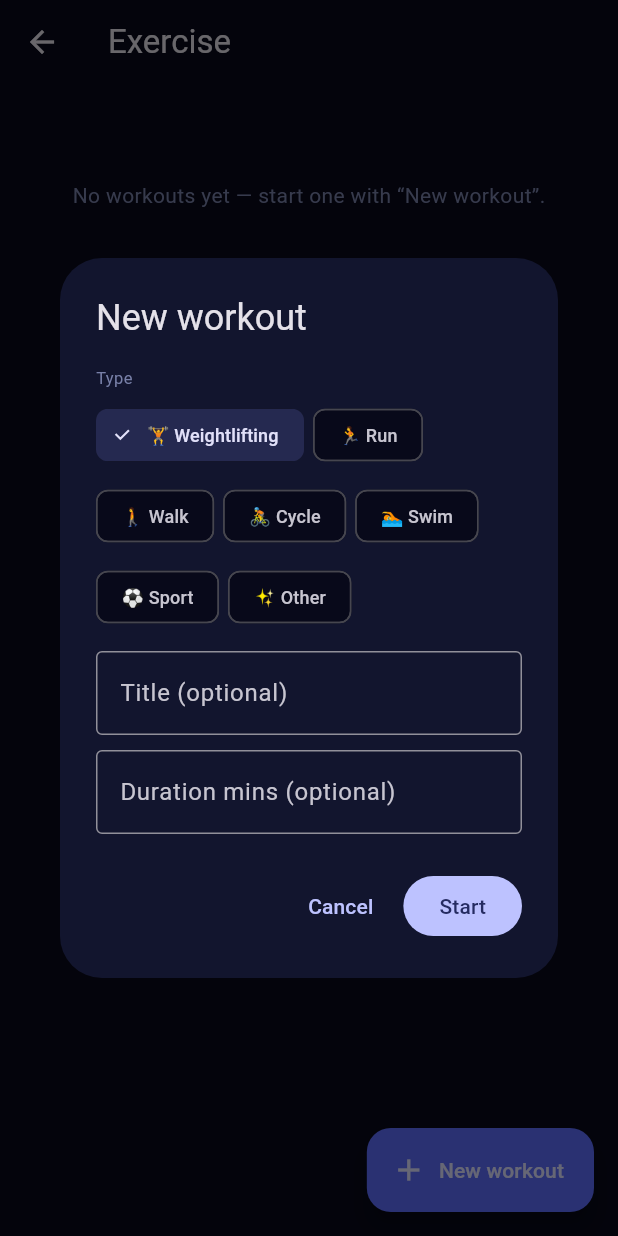
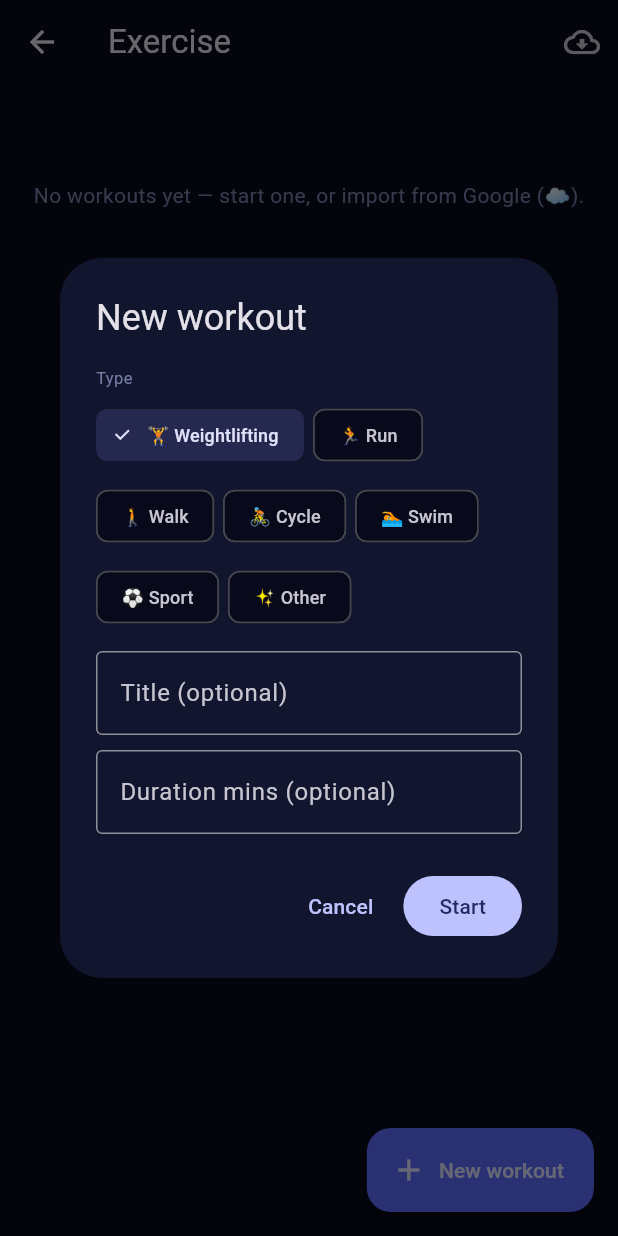
Before and after one commit to erolcem/physical, a Flutter app: the ExerciseScreen screen opened directly, after a tap on "New workout", on a phone screen of 412 x 824 dp. Run offline on Flutter 3.47's test engine with Material 3 defaults, Android fonts, the phone set to English and light mode, and no system bars; our stand-ins replace fl_chart, flutter_local_notifications, flutter_riverpod, flutter_timezone, shared_preferences, timezone; accounts and stored records are empty.

Commit message:
feat(exercise): import Google exercise sessions (the `exercise` dataType works!)
Live debug confirmed /users/me/dataTypes/exercise/dataPoints returns rich sessions
(exerciseType, displayName, interval, activeDuration, calories/distance/steps/avg-HR/
heart-rate-zone-durations). So Google workout import is recoverable after all.

- Backend: mapping.parse_exercise_sessions() parses exercise dataPoints → session dicts
  (mapped type, local start, duration, calories, distance-km, steps, avg-HR, zone-mins);
  GET /integrations/google/exercises returns them. Tested against the real payload.
- Model: WorkoutSession gains source/googleId/summary + WorkoutSession.fromGoogle();
  json round-trips; legacy still parses.
- App: api.googleExercises(); WorkoutNotifier.importGoogle() dedups by googleId (keeps
  any sets you've logged into an imported session). ExerciseScreen auto-imports on open
  (+ a manual ☁ refresh), shows the cardio summary (kcal/km/avg-hr/zone-min) and a
  Google tag; you can still log sets into imported sessions.
- Probes for steps/heart-rate/azm confirmed those return data too (deferred — minor).

129 Flutter + 54 backend tests pass.

Co-Authored-By: Claude Opus 4.8 <noreply@anthropic.com>

```diff
--- a/lib/data/workout.dart
+++ b/lib/data/workout.dart
@@ -90,11 +90,15 @@ class WorkoutSession {
   final String start; // ISO datetime
   final int? durationMins;
   final List<WorkoutSet> sets;
-  final double? cardioLoad; // optional (Google session data when available)
-  final int? zoneMinutes;
+  final double? cardioLoad; // calories-derived load (Google sessions)
+  final int? zoneMinutes; // active zone minutes (Google sessions)
+  final String source; // 'manual' | 'google'
+  final String? googleId; // dedup key for imported Google sessions
+  final Map<String, double> summary; // Google cardio summary: calories/distanceKm/steps/avgHr
   const WorkoutSession({
     required this.id, required this.type, this.title, required this.start,
     this.durationMins, this.sets = const [], this.cardioLoad, this.zoneMinutes,
+    this.source = 'manual', this.googleId, this.summary = const {},
   });
 
   String get dateKey => start.length >= 10 ? start.substring(0, 10) : start;
@@ -102,6 +106,7 @@ class WorkoutSession {
   int get setCount => sets.length;
   Set<String> get exercises => {for (final s in sets) s.name};
   String get label => (title != null && title!.trim().isNotEmpty) ? title! : type;
+  bool get fromGoogle => source == 'google';
 
   WorkoutSession copyWith({List<WorkoutSet>? sets, String? title, int? durationMins}) =>
       WorkoutSession(
@@ -110,6 +115,7 @@ class WorkoutSession {
         durationMins: durationMins ?? this.durationMins,
         sets: sets ?? this.sets,
         cardioLoad: cardioLoad, zoneMinutes: zoneMinutes,
+        source: source, googleId: googleId, summary: summary,
       );
 
   Map<String, dynamic> toJson() => {
@@ -118,6 +124,9 @@ class WorkoutSession {
         'sets': [for (final s in sets) s.toJson()],
         if (cardioLoad != null) 'cl': cardioLoad,
         if (zoneMinutes != null) 'zm': zoneMinutes,
+        if (source != 'manual') 'src': source,
+        if (googleId != null) 'gid': googleId,
+        if (summary.isNotEmpty) 'sum': summary,
       };
 
   factory WorkoutSession.fromJson(Map<String, dynamic> j) => WorkoutSession(
@@ -130,6 +139,31 @@ class WorkoutSession {
         sets: [for (final s in (j['sets'] as List? ?? const [])) WorkoutSet.fromJson(s as Map<String, dynamic>)],
         cardioLoad: (j['cl'] as num?)?.toDouble(),
         zoneMinutes: (j['zm'] as num?)?.toInt(),
+        source: j['src'] as String? ?? 'manual',
+        googleId: j['gid'] as String?,
+        summary: {
+          for (final e in ((j['sum'] as Map?) ?? const {}).entries)
+            e.key as String: (e.value as num).toDouble()
+        },
+      );
+
+  /// Build a session from a parsed Google `exercise` dataPoint (see backend
+  /// /integrations/google/exercises). Imported sessions are read-only at the top
+  /// level; the user can still log sets into them.
+  factory WorkoutSession.fromGoogle(Map<String, dynamic> g) => WorkoutSession(
+        id: 'g:${g['google_id']}',
+        type: (g['type'] as String?) ?? 'Other',
+        title: g['display_name'] as String?,
+        start: (g['start'] as String?) ?? DateTime.now().toIso8601String(),
+        durationMins: (g['duration_mins'] as num?)?.toInt(),
+        cardioLoad: (g['calories'] as num?)?.toDouble(),
+        zoneMinutes: (g['zone_minutes'] as num?)?.toInt(),
+        source: 'google',
+        googleId: g['google_id'] as String?,
+        summary: {
+          for (final k in ['calories', 'distance_km', 'steps', 'avg_hr'])
+            if (g[k] != null) k: (g[k] as num).toDouble(),
+        },
       );
 }
 
--- a/lib/ui/exercise_screen.dart
+++ b/lib/ui/exercise_screen.dart
@@ -5,6 +5,7 @@
 // the coach + habit verification.
 import 'package:flutter/material.dart';
 import 'package:flutter_riverpod/flutter_riverpod.dart';
+import '../data/sync.dart' show apiClientProvider;
 import '../data/workout.dart';
 import '../state/log_providers.dart';
 
@@ -23,18 +24,80 @@ String _shortDate(String iso) {
   return d == null ? '' : '${d.day}/${d.month}';
 }
 
-class ExerciseScreen extends ConsumerWidget {
+/// The stat chips to show for a session — duration + (for Google sessions) the cardio
+/// summary, plus sets/volume when present.
+List<(String, String)> sessionStats(WorkoutSession s) {
+  final out = <(String, String)>[];
+  if (s.durationMins != null) out.add(('${s.durationMins}m', 'duration'));
+  if (s.fromGoogle) {
+    final cal = s.summary['calories'], dist = s.summary['distance_km'], hr = s.summary['avg_hr'];
+    if (cal != null) out.add(('${cal.round()}', 'kcal'));
+    if (dist != null && dist > 0) out.add((dist.toStringAsFixed(2), 'km'));
+    if (hr != null) out.add(('${hr.round()}', 'avg hr'));
+    if ((s.zoneMinutes ?? 0) > 0) out.add(('${s.zoneMinutes}', 'zone min'));
+  }
+  if (s.setCount > 0) out.add(('${s.setCount}', 'sets'));
+  if (s.volume > 0) out.add(('${s.volume.round()}', 'volume'));
+  if (out.isEmpty) out.add(('${s.setCount}', 'sets'));
+  return out;
+}
+
+class ExerciseScreen extends ConsumerStatefulWidget {
   const ExerciseScreen({super.key});
+  @override
+  ConsumerState<ExerciseScreen> createState() => _ExerciseScreenState();
+}
+
+class _ExerciseScreenState extends ConsumerState<ExerciseScreen> {
+  bool _syncing = false;
 
   @override
-  Widget build(BuildContext context, WidgetRef ref) {
+  void initState() {
+    super.initState();
+    WidgetsBinding.instance.addPostFrameCallback((_) => _syncGoogle());
+  }
+
+  // Pull recent Google exercise sessions and import the new ones (dedup by id).
+  Future<void> _syncGoogle() async {
+    final api = ref.read(apiClientProvider);
+    setState(() => _syncing = true);
+    try {
+      await api.loadPersistedToken();
+      if (api.isSignedIn) {
+        final sessions = await api.googleExercises();
+        final added = ref.read(workoutProvider.notifier).importGoogle(sessions);
+        if (added > 0 && mounted) {
+          ScaffoldMessenger.of(context).showSnackBar(SnackBar(
+              content: Text('Imported $added Google workout${added == 1 ? '' : 's'}'),
+              duration: const Duration(seconds: 2)));
+        }
+      }
+    } catch (_) {/* offline / not signed in — manual still works */}
+    if (mounted) setState(() => _syncing = false);
+  }
+
+  @override
+  Widget build(BuildContext context) {
     final sessions = sortedByRecent(ref.watch(workoutProvider));
     return Scaffold(
       backgroundColor: _bg,
-      appBar: AppBar(backgroundColor: _bg, title: const Text('Exercise')),
+      appBar: AppBar(
+        backgroundColor: _bg,
+        title: const Text('Exercise'),
+        actions: [
+          _syncing
+              ? const Padding(
+                  padding: EdgeInsets.all(16),
+                  child: SizedBox(width: 18, height: 18, child: CircularProgressIndicator(strokeWidth: 2)))
+              : IconButton(
+                  tooltip: 'Import Google workouts',
+                  icon: const Icon(Icons.cloud_download_outlined),
+                  onPressed: _syncGoogle),
+        ],
+      ),
       floatingActionButton: FloatingActionButton.extended(
         backgroundColor: _accent,
-        onPressed: () => _newSession(context, ref),
+        onPressed: _newSession,
         icon: const Icon(Icons.add),
         label: const Text('New workout'),
       ),
@@ -42,7 +105,7 @@ class ExerciseScreen extends ConsumerWidget {
         if (sessions.isEmpty)
           const Padding(
             padding: EdgeInsets.symmetric(vertical: 48),
-            child: Center(child: Text('No workouts yet — start one with “New workout”.',
+            child: Center(child: Text('No workouts yet — start one, or import from Google (☁).',
                 style: TextStyle(color: _muted))))
         else ...[
           _lastCard(sessions.first),
@@ -70,17 +133,14 @@ class ExerciseScreen extends ConsumerWidget {
               Expanded(
                 child: Column(crossAxisAlignment: CrossAxisAlignment.start, children: [
                   Text(s.label, style: const TextStyle(fontSize: 19, fontWeight: FontWeight.w900)),
-                  Text('${s.type} · ${_shortDate(s.start)}', style: const TextStyle(fontSize: 12, color: _muted)),
+                  Text('${s.type} · ${_shortDate(s.start)}${s.fromGoogle ? ' · ☁ Google' : ''}',
+                      style: const TextStyle(fontSize: 12, color: _muted)),
                 ]),
               ),
             ]),
             const SizedBox(height: 14),
-            Row(mainAxisAlignment: MainAxisAlignment.spaceAround, children: [
-              _stat('${s.setCount}', 'sets'),
-              _stat('${s.volume.round()}', 'volume'),
-              if (s.durationMins != null) _stat('${s.durationMins}m', 'duration'),
-              _stat('${s.exercises.length}', 'exercises'),
-            ]),
+            Row(mainAxisAlignment: MainAxisAlignment.spaceAround,
+                children: [for (final (v, l) in sessionStats(s).take(4)) _stat(v, l)]),
           ]),
         ),
       );
@@ -127,10 +187,15 @@ class ExerciseScreen extends ConsumerWidget {
         color: _card,
         child: ListTile(
           leading: Text(typeEmoji(s.type), style: const TextStyle(fontSize: 24)),
-          title: Text(s.label, style: const TextStyle(fontWeight: FontWeight.w700)),
+          title: Row(children: [
+            Flexible(child: Text(s.label, overflow: TextOverflow.ellipsis,
+                style: const TextStyle(fontWeight: FontWeight.w700))),
+            if (s.fromGoogle)
+              const Padding(padding: EdgeInsets.only(left: 6),
+                  child: Icon(Icons.cloud, size: 13, color: _muted)),
+          ]),
           subtitle: Text(
-              '${s.type} · ${_shortDate(s.start)} · ${s.setCount} sets'
-              '${s.volume > 0 ? ' · ${s.volume.round()} vol' : ''}',
+              '${_shortDate(s.start)} · ${sessionStats(s).map((e) => '${e.$1} ${e.$2}').take(3).join(' · ')}',
               style: const TextStyle(fontSize: 12, color: _muted)),
           trailing: const Icon(Icons.chevron_right, color: _muted),
           onTap: () => Navigator.of(context).push(
@@ -138,7 +203,7 @@ class ExerciseScreen extends ConsumerWidget {
         ),
       );
 
-  Future<void> _newSession(BuildContext context, WidgetRef ref) async {
+  Future<void> _newSession() async {
     var type = sessionTypes.first.$1;
     final title = TextEditingController();
     final dur = TextEditingController();
@@ -177,16 +242,15 @@ class ExerciseScreen extends ConsumerWidget {
         ),
       ),
     );
-    if (created != true || !context.mounted) return;
+    if (created != true || !mounted) return;
     final s = ref.read(workoutProvider.notifier).createSession(
           type: type,
           title: title.text.trim().isEmpty ? null : title.text.trim(),
           durationMins: int.tryParse(dur.text),
         );
-    if (context.mounted) {
-      Navigator.of(context).push(
-          MaterialPageRoute(builder: (_) => SessionDetailScreen(sessionId: s.id)));
-    }
+    if (!mounted) return;
+    Navigator.of(context).push(
+        MaterialPageRoute(builder: (_) => SessionDetailScreen(sessionId: s.id)));
   }
 }
 
@@ -228,11 +292,11 @@ class SessionDetailScreen extends ConsumerWidget {
       body: ListView(padding: const EdgeInsets.fromLTRB(16, 16, 16, 96), children: [
         _header(s),
         const SizedBox(height: 12),
-        Row(mainAxisAlignment: MainAxisAlignment.spaceAround, children: [
-          _stat('${s.setCount}', 'sets'),
-          _stat('${s.volume.round()}', 'volume'),
-          _stat('${s.exercises.length}', 'exercises'),
-        ]),
+        Wrap(
+          alignment: WrapAlignment.spaceAround,
+          spacing: 20, runSpacing: 12,
+          children: [for (final (v, l) in sessionStats(s)) _stat(v, l)],
+        ),
         const SizedBox(height: 16),
         if (s.sets.isEmpty)
           const Padding(padding: EdgeInsets.symmetric(vertical: 24),
@@ -255,8 +319,7 @@ class SessionDetailScreen extends ConsumerWidget {
                 Text(s.label, style: const TextStyle(fontSize: 18, fontWeight: FontWeight.w900)),
                 Text(
                     '${s.type} · ${_shortDate(s.start)}'
-                    '${s.durationMins != null ? ' · ${s.durationMins} min' : ''}'
-                    '${s.cardioLoad != null ? ' · load ${s.cardioLoad!.round()}' : ''}',
+                    '${s.fromGoogle ? ' · ☁ from Google' : ''}',
                     style: const TextStyle(fontSize: 12, color: _muted)),
               ]),
             ),
```
Also changed, not shown: lib/data/api_client.dart (+14 -0 lines), lib/state/log_providers.dart (+15 -0 lines), 5 other files.
